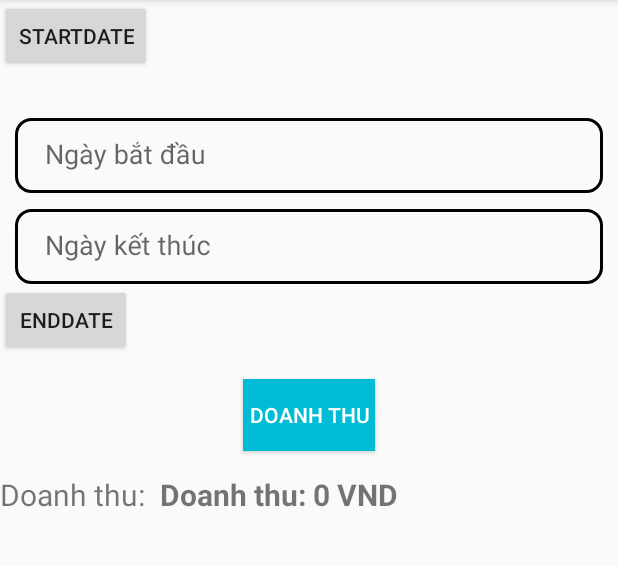
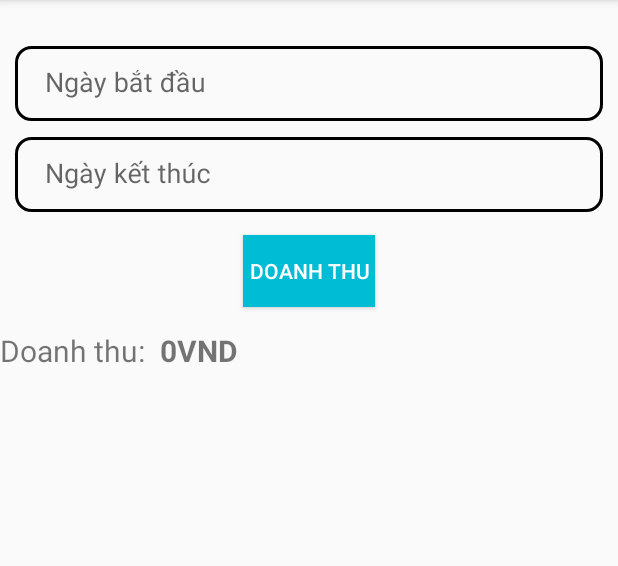
Before and after one commit to thanhptph39011/Thanhptph39011_MOB2041_Asm, an Android app: the fragment DoanhThuFragment placed in its activity, after a tap on "DOANH THU", on a phone screen of 412 x 824 dp, the part 84-650 px from its top. Run offline under Robolectric (Android 15) with nearby library versions, the phone set to English and light mode, and no system bars; 5 statements that could not run were skipped.

Commit message:
code ui layout

```diff
--- a/app/src/main/AndroidManifest.xml
+++ b/app/src/main/AndroidManifest.xml
@@ -1,7 +1,6 @@
 <?xml version="1.0" encoding="utf-8"?>
 <manifest xmlns:android="http://schemas.android.com/apk/res/android"
     xmlns:tools="http://schemas.android.com/tools">
-
     <application
         android:allowBackup="true"
         android:dataExtractionRules="@xml/data_extraction_rules"
--- a/app/src/main/java/com/example/thanhptph39011_mob2041_asm/DataBase/DbHelper.java
+++ b/app/src/main/java/com/example/thanhptph39011_mob2041_asm/DataBase/DbHelper.java
@@ -46,7 +46,6 @@ public class DbHelper extends SQLiteOpenHelper {
                 "traSach integer not null)";
         db.execSQL(createTablePhieuMuon);
     }
-
     @Override
     public void onUpgrade(SQLiteDatabase db, int oldVersion, int newVersion) {
         String dropTableLoaiThuThu = "drop table if exists ThuThu";
--- a/app/src/main/java/com/example/thanhptph39011_mob2041_asm/Fragments/DoanhThuFragment.java
+++ b/app/src/main/java/com/example/thanhptph39011_mob2041_asm/Fragments/DoanhThuFragment.java
@@ -5,6 +5,7 @@ import android.os.Bundle;
 
 import androidx.fragment.app.Fragment;
 
+import android.util.Log;
 import android.view.LayoutInflater;
 import android.view.View;
 import android.view.ViewGroup;
@@ -23,49 +24,23 @@ import java.util.GregorianCalendar;
 
 public class DoanhThuFragment extends Fragment {
     EditText edtStartDate, edtEnDate;
-    Button btnDoanhThu,btnStartDate,btnEndDate;
+    Button btnDoanhThu;
     TextView tvDoanhThu;
     SimpleDateFormat sdf = new SimpleDateFormat("yyyy-MM-dd");
     int mYear, mMonth, mDay;
 
-
-    public DoanhThuFragment() {
-        // Required empty public constructor
-    }
-
-
     @Override
     public View onCreateView(LayoutInflater inflater, ViewGroup container,
                              Bundle savedInstanceState) {
-        DatePickerDialog.OnDateSetListener mStartDate = new DatePickerDialog.OnDateSetListener() {
-            @Override
-            public void onDateSet(DatePicker view, int year, int month, int dayOfMonth) {
-                mYear = year;
-                mMonth = month;
-                mDay = dayOfMonth;
-                GregorianCalendar c = new GregorianCalendar(mYear, mMonth, mDay);
-                edtStartDate.setText(sdf.format(c.getTime()));
-            }
-        };
-        DatePickerDialog.OnDateSetListener mEndDate = new DatePickerDialog.OnDateSetListener() {
-            @Override
-            public void onDateSet(DatePicker view, int year, int month, int dayOfMonth) {
-                mYear = year;
-                mMonth = month;
-                mDay = dayOfMonth;
-                GregorianCalendar c = new GregorianCalendar(mYear, mMonth, mDay);
-                edtEnDate.setText(sdf.format(c.getTime()));
-            }
-        };
+
         // Inflate the layout for this fragment
         View view = inflater.inflate(R.layout.fragment_doanh_thu, container, false);
         edtStartDate = view.findViewById(R.id.txtDateStart);
         edtEnDate = view.findViewById(R.id.txtDateEnd);
         btnDoanhThu = view.findViewById(R.id.btnDoanhThu);
         tvDoanhThu = view.findViewById(R.id.tvDoanhThu_Fragment);
-        btnStartDate=view.findViewById(R.id.btnStartDate);
-        btnEndDate=view.findViewById(R.id.btnEndDate);
-        btnStartDate.setOnClickListener(new View.OnClickListener() {
+
+      edtStartDate.setOnClickListener(new View.OnClickListener() {
             @Override
             public void onClick(View v) {
                 Calendar c = Calendar.getInstance();
@@ -76,7 +51,7 @@ public class DoanhThuFragment extends Fragment {
                 d.show();
             }
         });
-        btnEndDate.setOnClickListener(new View.OnClickListener() {
+        edtEnDate.setOnClickListener(new View.OnClickListener() {
             @Override
             public void onClick(View v) {
                 Calendar c = Calendar.getInstance();
@@ -90,13 +65,33 @@ public class DoanhThuFragment extends Fragment {
         btnDoanhThu.setOnClickListener(new View.OnClickListener() {
             @Override
             public void onClick(View v) {
-                String startDate = edtStartDate.getText().toString();
-                String endDate = edtEnDate.getText().toString();
+                String tuNgay = edtStartDate.getText().toString();
+                String denNgay = edtEnDate.getText().toString();
                 ThongKeDAO thongKeDAO = new ThongKeDAO(getActivity());
-                int doanhThu = thongKeDAO.getDoanhThu(startDate, endDate);
-                tvDoanhThu.setText("Doanh thu: " + doanhThu + " VND");
+                tvDoanhThu.setText(thongKeDAO.getDoanhThu(tuNgay, denNgay) + "VND");
             }
         });
         return view;
     }
+
+    DatePickerDialog.OnDateSetListener mStartDate = new DatePickerDialog.OnDateSetListener() {
+        @Override
+        public void onDateSet(DatePicker view, int year, int month, int dayOfMonth) {
+            mYear = year;
+            mMonth = month;
+            mDay = dayOfMonth;
+            GregorianCalendar c = new GregorianCalendar(mYear, mMonth, mDay);
+            edtStartDate.setText(sdf.format(c.getTime()));
+        }
+    };
+    DatePickerDialog.OnDateSetListener mEndDate = new DatePickerDialog.OnDateSetListener() {
+        @Override
+        public void onDateSet(DatePicker view, int year, int month, int dayOfMonth) {
+            mYear = year;
+            mMonth = month;
+            mDay = dayOfMonth;
+            GregorianCalendar c = new GregorianCalendar(mYear, mMonth, mDay);
+            edtEnDate.setText(sdf.format(c.getTime()));
+        }
+    };
 }
--- a/app/src/main/java/com/example/thanhptph39011_mob2041_asm/Fragments/PhieuMuonFragment.java
+++ b/app/src/main/java/com/example/thanhptph39011_mob2041_asm/Fragments/PhieuMuonFragment.java
@@ -1,7 +1,6 @@
 package com.example.thanhptph39011_mob2041_asm.Fragments;
 
 import android.app.AlertDialog;
-import android.app.DatePickerDialog;
 import android.app.Dialog;
 import android.content.Context;
 import android.content.DialogInterface;
@@ -15,7 +14,6 @@ import android.view.ViewGroup;
 import android.widget.AdapterView;
 import android.widget.Button;
 import android.widget.CheckBox;
-import android.widget.DatePicker;
 import android.widget.EditText;
 import android.widget.ListView;
 import android.widget.Spinner;
@@ -36,7 +34,6 @@ import com.google.android.material.floatingactionbutton.FloatingActionButton;
 
 import java.text.SimpleDateFormat;
 import java.util.ArrayList;
-import java.util.Calendar;
 import java.util.Date;
 
 public class PhieuMuonFragment extends Fragment {
--- a/app/src/main/res/layout/fragment_doanh_thu.xml
+++ b/app/src/main/res/layout/fragment_doanh_thu.xml
@@ -10,17 +10,18 @@
         android:layout_width="match_parent"
         android:layout_height="match_parent"
         android:orientation="vertical">
-        <Button
-            android:layout_width="wrap_content"
-            android:layout_height="wrap_content"
-            android:id="@+id/btnStartDate"
-            android:text="StartDate"/>
+
+<!--        <Button-->
+<!--            android:id="@+id/btnStartDate"-->
+<!--            android:layout_width="wrap_content"-->
+<!--            android:layout_height="wrap_content"-->
+<!--            android:text="StartDate" />-->
 
         <com.google.android.material.textfield.TextInputLayout
             android:layout_width="match_parent"
             android:layout_height="wrap_content"
+            android:layout_marginLeft="10dp"
             android:layout_marginTop="20dp"
-            android:layout_marginLeft="10dp"
             android:layout_marginRight="10dp">
 
             <com.google.android.material.textfield.TextInputEditText
@@ -54,38 +55,42 @@
                 android:inputType="none"
                 android:paddingLeft="20dp" />
         </com.google.android.material.textfield.TextInputLayout>
+
+<!--        <Button-->
+<!--            android:id="@+id/btnEndDate"-->
+<!--            android:layout_width="wrap_content"-->
+<!--            android:layout_height="wrap_content"-->
+<!--            android:text="EndDate" />-->
+
         <Button
+            android:id="@+id/btnDoanhThu"
             android:layout_width="wrap_content"
             android:layout_height="wrap_content"
-            android:id="@+id/btnEndDate"
-            android:text="EndDate"/>
-        <Button
-            android:layout_width="wrap_content"
-            android:layout_height="wrap_content"
+            android:layout_gravity="center_horizontal"
             android:layout_marginTop="15dp"
+            android:background="#00BCD4"
             android:text="Doanh Thu"
-            android:id="@+id/btnDoanhThu"
-            android:textColor="@color/white"
-            android:layout_gravity="center_horizontal"
-            android:background="#00BCD4"/>
+            android:textColor="@color/white" />
+
         <LinearLayout
             android:layout_width="wrap_content"
             android:layout_height="wrap_content"
             android:layout_marginTop="15dp"
             android:orientation="horizontal">
+
             <TextView
                 android:layout_width="wrap_content"
                 android:layout_height="wrap_content"
-                android:textSize="20dp"
-                android:text="Doanh thu: " />
+                android:text="Doanh thu: "
+                android:textSize="20dp" />
 
             <TextView
                 android:id="@+id/tvDoanhThu_Fragment"
                 android:layout_width="wrap_content"
                 android:layout_height="wrap_content"
-                android:textStyle="bold"
+                android:layout_marginLeft="5dp"
                 android:textSize="20dp"
-                android:layout_marginLeft="5dp" />
+                android:textStyle="bold" />
         </LinearLayout>
     </LinearLayout>
 </FrameLayout>
```
Also changed, not shown: app/src/main/java/com/example/thanhptph39011_mob2041_asm/DAO/ThongKeDAO.java (+15 -1 lines).
